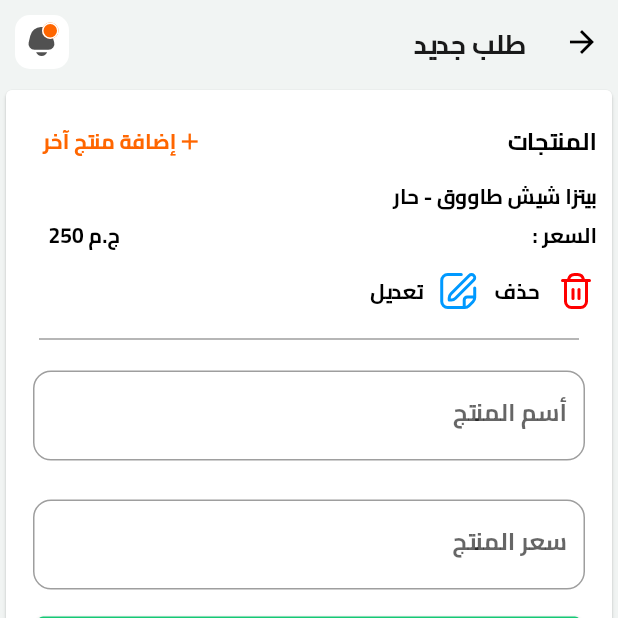
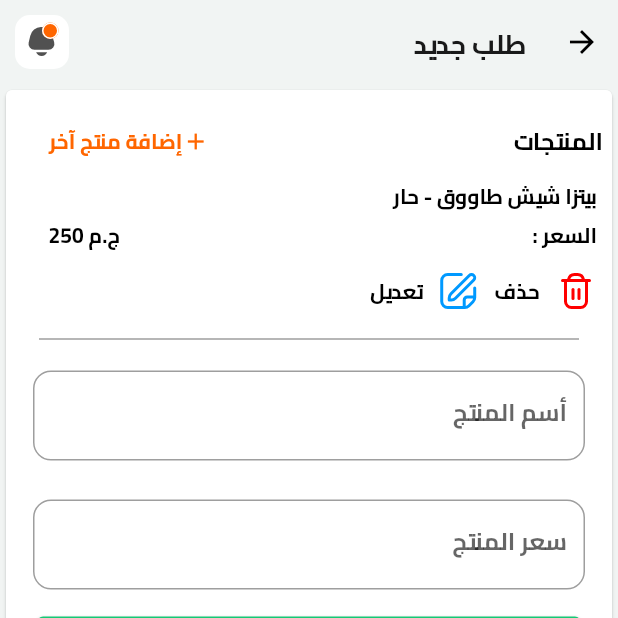
Before and after one commit to mahmoud8reda0o0/Tawsel-, a Flutter app: the NewOrder screen opened by its route, on a phone screen of 412 x 824 dp, the top half of it. Run offline on Flutter 3.47's test engine with Material 2 defaults, Android fonts, the phone set to English and light mode, and no system bars; our stand-ins replace carousel_slider, flutter_keyboard_visibility, flutter_multi_formatter, flutter_svg, go_router.

Commit message:
Fix Padding in Order Page.dart Line 62

```diff
--- a/lib/features/add order screen/presentation/views/Order Page.dart
+++ b/lib/features/add order screen/presentation/views/Order Page.dart
@@ -59,7 +59,7 @@ class NewOrder extends StatelessWidget {
                   child: Column(
                     children: [
                       Padding(
-                        padding: const EdgeInsets.only(top: 10, right: 10),
+                        padding: const EdgeInsets.only(top: 10, right: 6),
                         child: Row(
                           textDirection: TextDirection.rtl,
                           children: [
```
